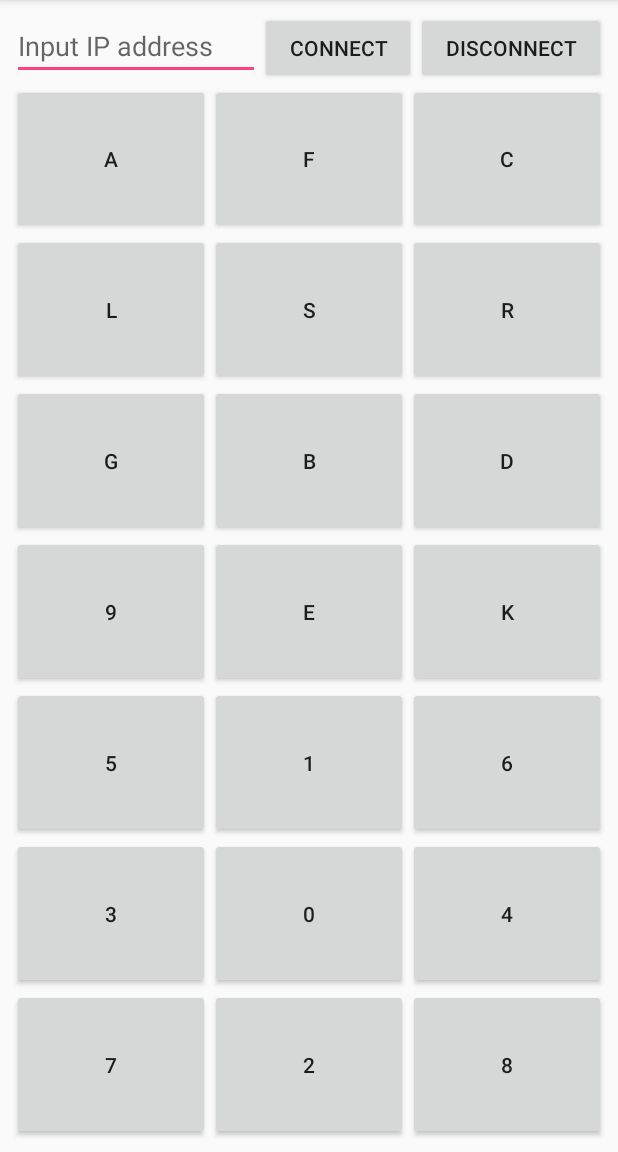
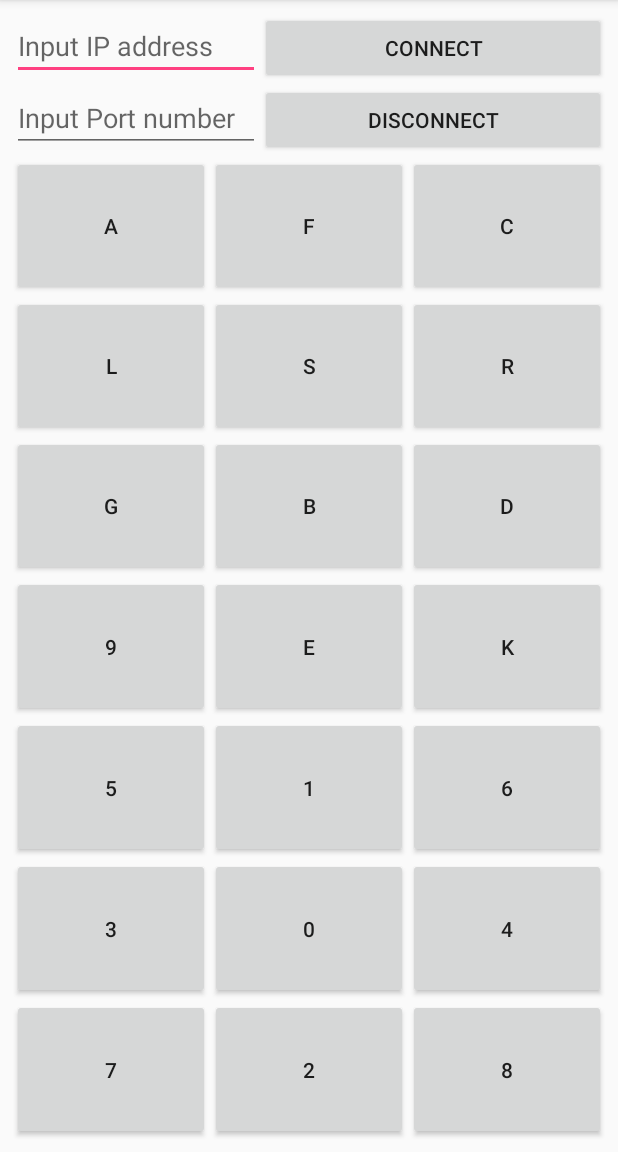
Before and after one commit to kevinlin1168/huang, an Android app: the screen it shows after launch (MainActivity), on a phone screen of 412 x 824 dp, the part 84-1236 px from its top. Run offline under Robolectric (Android 15) with nearby library versions, the phone set to English and light mode, and no system bars.

Commit message:
App Update

```diff
--- a/WifiClient/app/src/main/java/com/example/user/wificlient/MainActivity.java
+++ b/WifiClient/app/src/main/java/com/example/user/wificlient/MainActivity.java
@@ -16,7 +16,7 @@ public class MainActivity extends AppCompatActivity implements View.OnClickListe
     private Button buttonconnect,buttondisconnect,buttonA,buttonF,buttonC,buttonL,buttonS,buttonR;
     private Button buttonG,buttonB,buttonD,button9,buttonE,buttonK,button5,button1,button6;
     private Button button3,button0,button4,button7,button2,button8;
-    private EditText Address;
+    private EditText Address,Port;
     private BufferedWriter bw;            //取得網路輸出串流
     private String Ip;
     private Thread thread;                //執行緒
@@ -28,6 +28,7 @@ public class MainActivity extends AppCompatActivity implements View.OnClickListe
         super.onCreate(savedInstanceState);
         setContentView(R.layout.activity_main);
         Address = findViewById(R.id.Ipaddress);
+        Port = findViewById(R.id.Portnumber);
         buttonconnect =  findViewById(R.id.Connect);
         buttonconnect.setOnClickListener(this);
         buttondisconnect = findViewById(R.id.buttondisconnect);
@@ -150,8 +151,9 @@ public class MainActivity extends AppCompatActivity implements View.OnClickListe
 
         try {
             Ip = Address.getText().toString();
+
             serverIp = InetAddress.getByName(Ip);
-            int serverPort = 8080;
+            int serverPort = Integer.getInteger(Port.getText().toString());
             clientSocket = new Socket(serverIp, serverPort);
             bw = new BufferedWriter( new OutputStreamWriter(clientSocket.getOutputStream()));
         }
--- a/WifiClient/app/src/main/res/layout/activity_main.xml
+++ b/WifiClient/app/src/main/res/layout/activity_main.xml
@@ -49,19 +49,26 @@
                 android:layout_weight="1"
                 android:text="Connect" />
 
-            <Button
-                android:id="@+id/buttondisconnect"
-                android:layout_width="wrap_content"
-                android:layout_height="wrap_content"
-                android:layout_weight="1"
-                android:text="disconnect" />
         </LinearLayout>
 
         <LinearLayout
             android:layout_width="match_parent"
             android:layout_height="wrap_content"
             android:orientation="horizontal">
+            <EditText
+                android:id="@+id/Portnumber"
+                android:layout_width="165dp"
+                android:layout_height="wrap_content"
+                android:ems="10"
+                android:hint="Input Port number"
+                android:inputType="none" />
 
+            <Button
+                android:id="@+id/buttondisconnect"
+                android:layout_width="wrap_content"
+                android:layout_height="wrap_content"
+                android:layout_weight="1"
+                android:text="Disconnect" />
         </LinearLayout>
 
         <LinearLayout
```
Also changed, not shown: 1 other file.
